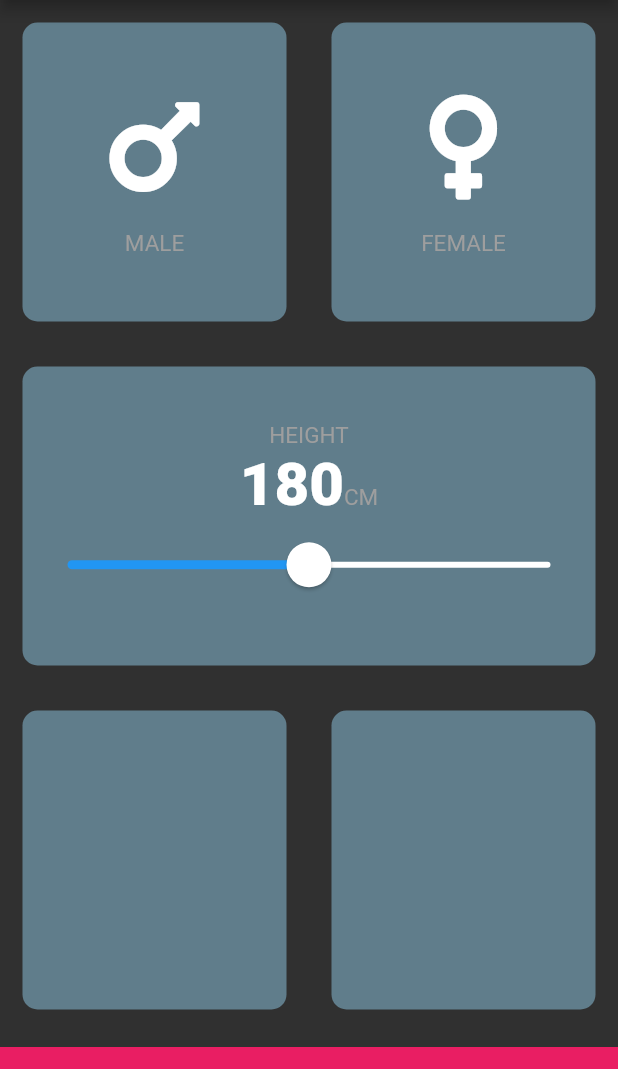
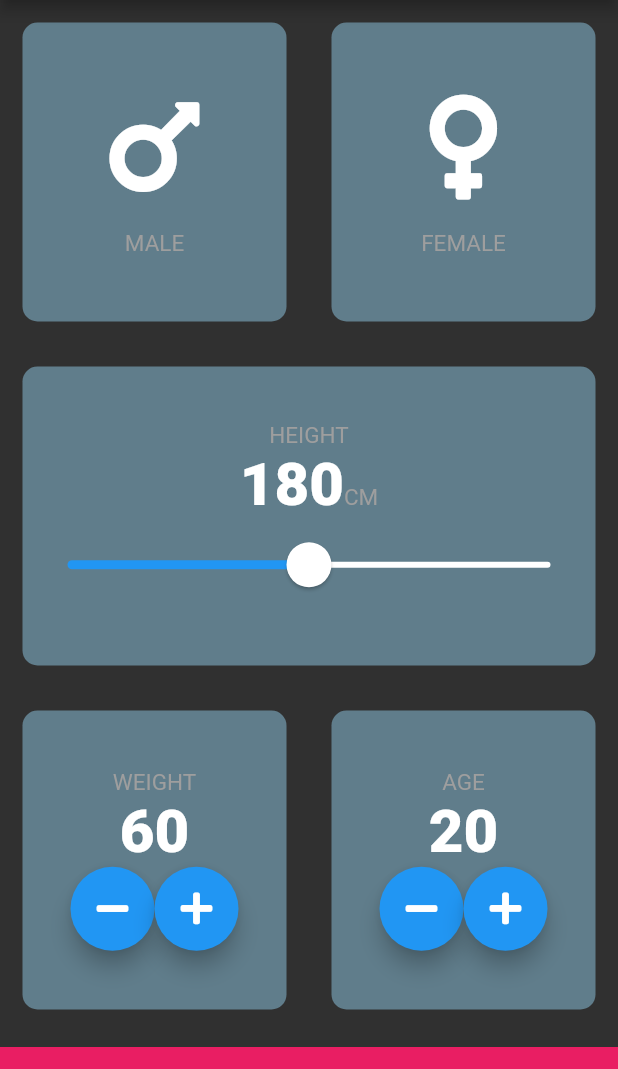
Before and after one commit to PaulDudsdeemaytha/bmi-calculator-flutter, a Flutter app: the screen it shows after launch, on a phone screen of 412 x 824 dp, the part 84-1153 px from its top. Run offline on Flutter 3.47's test engine with Material 2 defaults, Android fonts, the phone set to English and light mode, and no system bars; our stand-ins replace font_awesome_flutter.

Commit message:
added weight and age

```diff
--- a/lib/input_page.dart
+++ b/lib/input_page.dart
@@ -14,6 +14,8 @@ class InputPage extends StatefulWidget {
 class _InputPageState extends State<InputPage> {
   var selectedGender;
   int height = 180;
+  int weight = 60;
+  int age = 20;
 
   @override
   Widget build(BuildContext context) {
@@ -116,11 +118,79 @@ class _InputPageState extends State<InputPage> {
                 Expanded(
                   child: new ReusableCard(
                     colour: kCardColor,
+                    cardChild: Column(
+                      mainAxisAlignment: MainAxisAlignment.center,
+                      children: <Widget>[
+                        Text(
+                          'WEIGHT',
+                          style: kLabelTextStyle,
+                        ),
+                        Text(
+                          weight.toString(),
+                          style: kNumberTextStyle,
+                        ),
+                        Row(
+                          mainAxisAlignment: MainAxisAlignment.center,
+                          children: <Widget>[
+                            RoundIconButton(
+                              icon: FontAwesomeIcons.minus,
+                              onPressed: () {
+                                setState(() {
+                                  weight--;
+                                });
+                              },
+                            ),
+                            RoundIconButton(
+                              icon: FontAwesomeIcons.plus,
+                              onPressed: () {
+                                setState(() {
+                                  weight++;
+                                });
+                              },
+                            ),
+                          ],
+                        )
+                      ],
+                    ),
                   ),
                 ),
                 Expanded(
                   child: new ReusableCard(
                     colour: kCardColor,
+                    cardChild: Column(
+                      mainAxisAlignment: MainAxisAlignment.center,
+                      children: <Widget>[
+                        Text(
+                          'AGE',
+                          style: kLabelTextStyle,
+                        ),
+                        Text(
+                          age.toString(),
+                          style: kNumberTextStyle,
+                        ),
+                        Row(
+                          mainAxisAlignment: MainAxisAlignment.center,
+                          children: <Widget>[
+                            RoundIconButton(
+                              icon: FontAwesomeIcons.minus,
+                              onPressed: () {
+                                setState(() {
+                                  age--;
+                                });
+                              },
+                            ),
+                            RoundIconButton(
+                              icon: FontAwesomeIcons.plus,
+                              onPressed: () {
+                                setState(() {
+                                  age++;
+                                });
+                              },
+                            ),
+                          ],
+                        )
+                      ],
+                    ),
                   ),
                 ),
               ],
@@ -137,3 +207,25 @@ class _InputPageState extends State<InputPage> {
     );
   }
 }
+
+class RoundIconButton extends StatelessWidget {
+  final IconData icon;
+  final Function onPressed;
+
+  RoundIconButton({@required this.icon, @required this.onPressed});
+
+  @override
+  Widget build(BuildContext context) {
+    return RawMaterialButton(
+      child: Icon(icon),
+      onPressed: onPressed,
+      elevation: 6.0,
+      constraints: BoxConstraints.tightFor(
+        width: 56.0,
+        height: 56.0,
+      ),
+      shape: CircleBorder(),
+      fillColor: Colors.blue,
+    );
+  }
+}
```
